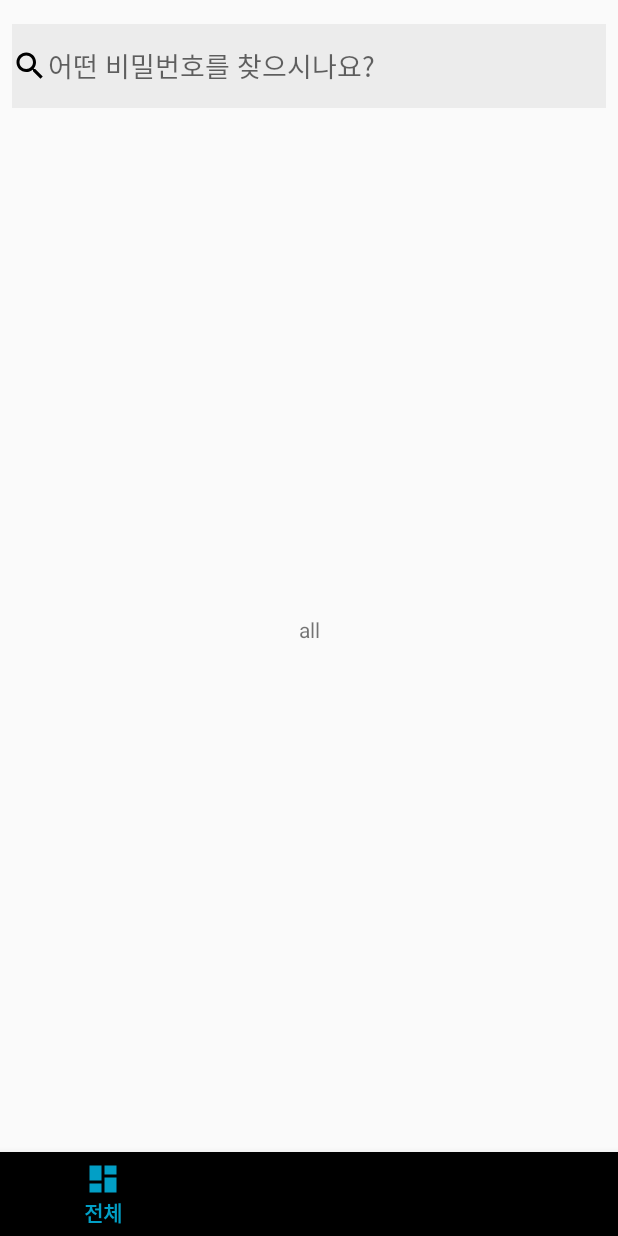
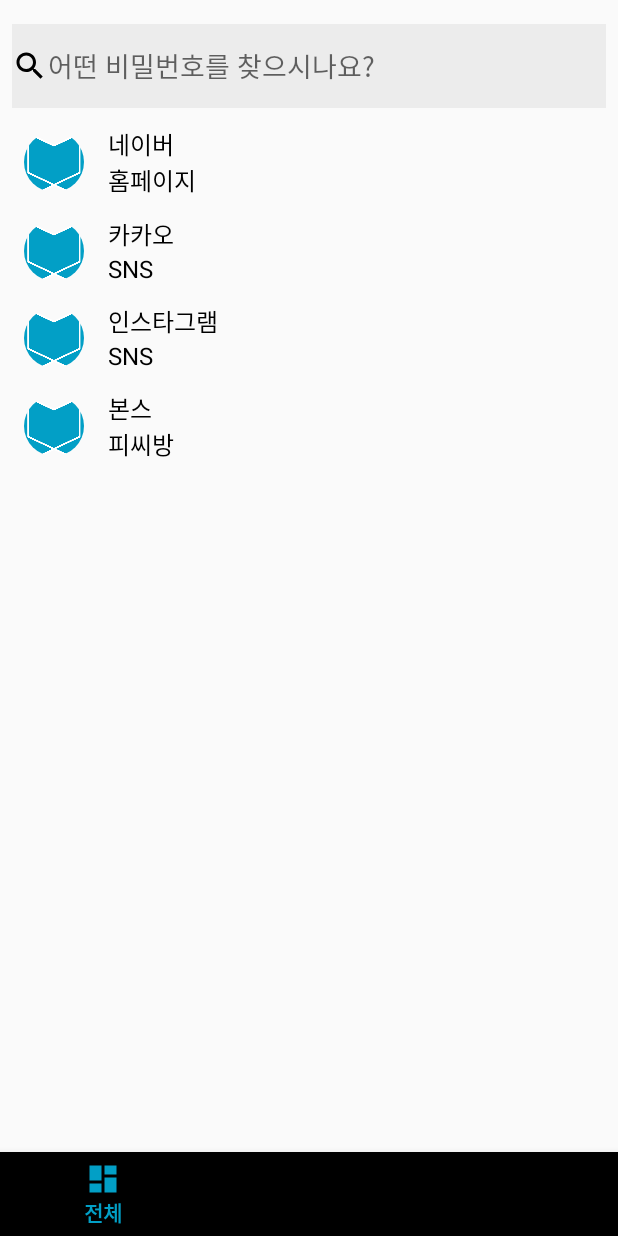
Before and after one commit to LDongGyu/KeyBoard, an Android app: the screen it shows after launch (MainActivity), on a phone screen of 412 x 824 dp. Run offline under Robolectric (Android 15) with nearby library versions, the phone set to English and light mode, and no system bars; our stand-ins replace CircleImageView.

Commit message:
style: all fragment에 KeyList 추가

```diff
--- a/app/build.gradle
+++ b/app/build.gradle
@@ -30,6 +30,7 @@
     implementation 'androidx.core:core-ktx:1.0.2'
     implementation 'androidx.constraintlayout:constraintlayout:1.1.3'
     implementation 'androidx.legacy:legacy-support-v4:1.0.0'
+    implementation 'de.hdodenhof:circleimageview:3.1.0'
     testImplementation 'junit:junit:4.12'
     androidTestImplementation 'androidx.test.ext:junit:1.1.0'
     androidTestImplementation 'androidx.test.espresso:espresso-core:3.1.1'
--- /dev/null
+++ b/app/src/main/java/com/example/keyboard/KeyList/KeyItem.kt
@@ -0,0 +1,9 @@
+package com.example.keyboard.KeyList
+
+import android.graphics.drawable.Icon
+
+data class KeyItem(
+    var icon: Icon = Icon.createWithFilePath(""),
+    var title: String = "네이버",
+    var categroy: String = "홈페이지"
+)
--- /dev/null
+++ b/app/src/main/java/com/example/keyboard/KeyList/KeyListViewAdapter.kt
@@ -0,0 +1,24 @@
+package com.example.keyboard.KeyList
+
+import android.text.Layout
+import android.view.LayoutInflater
+import android.view.View
+import android.view.ViewGroup
+import androidx.recyclerview.widget.RecyclerView
+import com.example.keyboard.R
+
+class KeyListViewAdapter(var datas: List<KeyItem>): RecyclerView.Adapter<KeyListViewHolder>(){
+    override fun onCreateViewHolder(parent: ViewGroup, viewType: Int): KeyListViewHolder {
+        val view: View = LayoutInflater.from(parent.context).inflate(R.layout.key_item,parent,false)
+        return KeyListViewHolder(view)
+    }
+
+    override fun getItemCount(): Int {
+        return datas.size
+    }
+
+    override fun onBindViewHolder(holder: KeyListViewHolder, position: Int) {
+        holder.bind(datas[position])
+    }
+
+}
--- /dev/null
+++ b/app/src/main/java/com/example/keyboard/KeyList/KeyListViewHolder.kt
@@ -0,0 +1,19 @@
+package com.example.keyboard.KeyList
+
+import android.view.View
+import android.widget.TextView
+import androidx.recyclerview.widget.RecyclerView
+import com.example.keyboard.R
+
+class KeyListViewHolder(item: View): RecyclerView.ViewHolder(item){
+
+    val iconImg = item.findViewById(R.id.iconImg) as de.hdodenhof.circleimageview.CircleImageView
+    val titleTxt = item.findViewById(R.id.titleTxt) as TextView
+    val categroyTxt = item.findViewById(R.id.categoryTxt) as TextView
+
+    fun bind(data: KeyItem){
+        iconImg.setImageIcon(data.icon)
+        titleTxt.text = data.title
+        categroyTxt.text = data.categroy
+    }
+}
--- a/app/src/main/java/com/example/keyboard/MainActivity.kt
+++ b/app/src/main/java/com/example/keyboard/MainActivity.kt
@@ -1,9 +1,14 @@
 package com.example.keyboard
 
+import android.graphics.drawable.Icon
 import androidx.appcompat.app.AppCompatActivity
 import android.os.Bundle
 import android.view.MenuItem
 import androidx.fragment.app.FragmentTransaction
+import androidx.recyclerview.widget.LinearLayoutManager
+import androidx.recyclerview.widget.RecyclerView
+import com.example.keyboard.KeyList.KeyItem
+import com.example.keyboard.KeyList.KeyListViewAdapter
 import com.example.keyboard.fragment.AllFragment
 import com.example.keyboard.fragment.CategoryFragment
 import com.example.keyboard.fragment.SettingFragment
--- a/app/src/main/java/com/example/keyboard/fragment/AllFragment.kt
+++ b/app/src/main/java/com/example/keyboard/fragment/AllFragment.kt
@@ -1,12 +1,17 @@
 package com.example.keyboard.fragment
 
 import android.content.Context
+import android.graphics.drawable.Icon
 import android.net.Uri
 import android.os.Bundle
 import androidx.fragment.app.Fragment
 import android.view.LayoutInflater
 import android.view.View
 import android.view.ViewGroup
+import androidx.recyclerview.widget.LinearLayoutManager
+import androidx.recyclerview.widget.RecyclerView
+import com.example.keyboard.KeyList.KeyItem
+import com.example.keyboard.KeyList.KeyListViewAdapter
 
 import com.example.keyboard.R
 
@@ -28,6 +33,20 @@
         savedInstanceState: Bundle?
     ): View? {
         // Inflate the layout for this fragment
-        return inflater.inflate(R.layout.fragment_all, container, false)
+        var icon = Icon.createWithResource(context,R.drawable.logo)
+        var temp1 = KeyItem(icon,"네이버","홈페이지")
+        var temp2 = KeyItem(icon,"카카오","SNS")
+        var temp3 = KeyItem(icon, "인스타그램", "SNS")
+        var temp4 = KeyItem(icon, "본스", "피씨방")
+        var data = listOf(temp1,temp2,temp3,temp4)
+
+        var keyListAdapter = KeyListViewAdapter(data)
+
+        var view = inflater.inflate(R.layout.fragment_all,null) // 뷰를 먼저 만들고
+        var keyList = view.findViewById(R.id.allList) as RecyclerView
+        keyList.layoutManager = LinearLayoutManager(context, LinearLayoutManager.VERTICAL,false)
+        keyList.adapter = keyListAdapter // 데이터 등록하고 return
+
+        return view
     }
 }
--- a/app/src/main/res/layout/fragment_all.xml
+++ b/app/src/main/res/layout/fragment_all.xml
@@ -4,14 +4,13 @@
     android:layout_height="match_parent"
     xmlns:app="http://schemas.android.com/apk/res-auto">
 
-    <TextView
-        android:text="all"
+    <androidx.recyclerview.widget.RecyclerView
+        android:id="@+id/allList"
         android:layout_width="0dp"
         android:layout_height="0dp"
-        android:gravity="center"
+        app:layout_constraintStart_toStartOf="parent"
+        app:layout_constraintEnd_toEndOf="parent"
         app:layout_constraintTop_toTopOf="parent"
-        app:layout_constraintBottom_toBottomOf="parent"
-        app:layout_constraintStart_toStartOf="parent"
-        app:layout_constraintEnd_toEndOf="parent"/>
+        app:layout_constraintBottom_toBottomOf="parent"/>
 
 </androidx.constraintlayout.widget.ConstraintLayout>
--- /dev/null
+++ b/app/src/main/res/layout/key_item.xml
@@ -0,0 +1,40 @@
+<?xml version="1.0" encoding="utf-8"?>
+<androidx.constraintlayout.widget.ConstraintLayout
+    xmlns:android="http://schemas.android.com/apk/res/android"
+    xmlns:app="http://schemas.android.com/apk/res-auto"
+    android:layout_marginTop="12dp"
+    android:layout_width="match_parent"
+    android:layout_height="wrap_content">
+
+    <de.hdodenhof.circleimageview.CircleImageView
+        android:id="@+id/iconImg"
+        android:layout_width="40dp"
+        android:layout_height="40dp"
+        android:layout_marginLeft="16dp"
+        android:src="@drawable/logo"
+        app:layout_constraintTop_toTopOf="parent"
+        app:layout_constraintBottom_toBottomOf="parent"
+        app:layout_constraintStart_toStartOf="parent"/>
+
+    <TextView
+        android:id="@+id/titleTxt"
+        android:layout_width="wrap_content"
+        android:layout_height="wrap_content"
+        android:textSize="16dp"
+        android:textColor="#000000"
+        android:layout_marginLeft="16dp"
+        app:layout_constraintTop_toTopOf="parent"
+        app:layout_constraintStart_toEndOf="@+id/iconImg"
+        app:layout_constraintBottom_toTopOf="@id/categoryTxt"/>
+
+    <TextView
+        android:id="@+id/categoryTxt"
+        android:layout_width="wrap_content"
+        android:layout_height="wrap_content"
+        android:textSize="16dp"
+        android:textColor="#000000"
+        android:layout_marginLeft="16dp"
+        app:layout_constraintTop_toBottomOf="@id/titleTxt"
+        app:layout_constraintStart_toEndOf="@+id/iconImg"
+        app:layout_constraintBottom_toBottomOf="parent"/>
+</androidx.constraintlayout.widget.ConstraintLayout>
```
